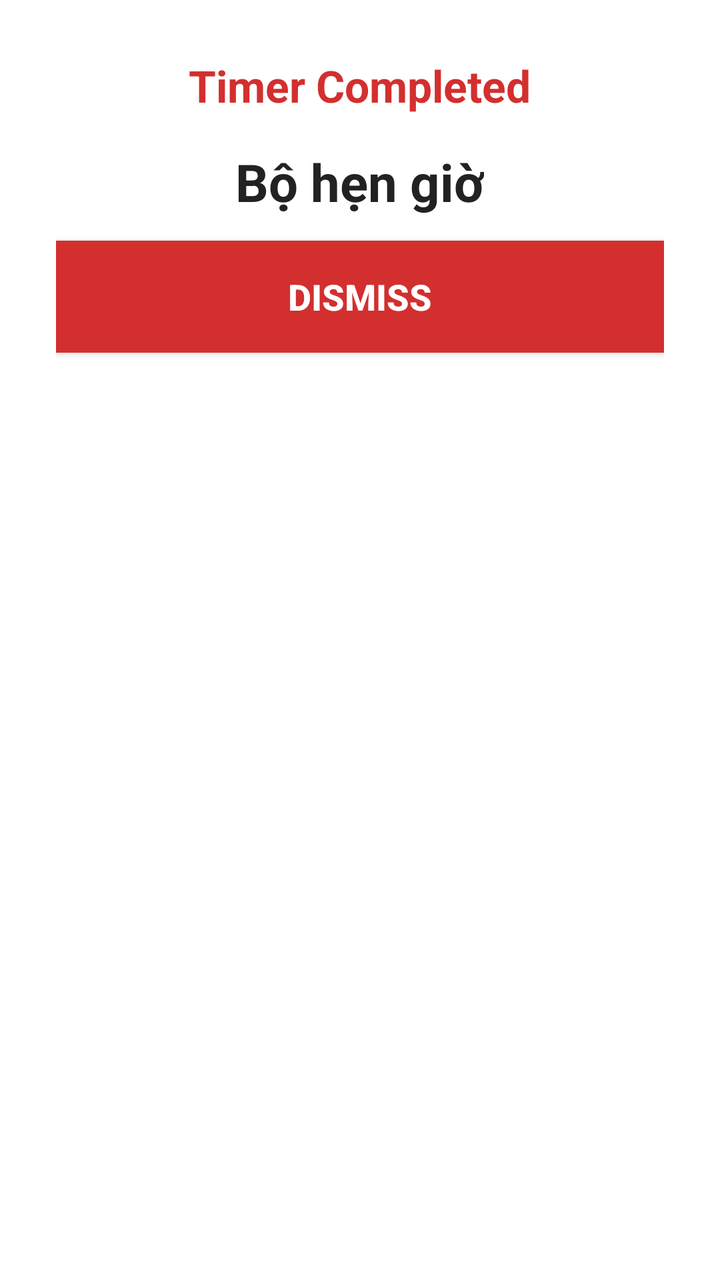
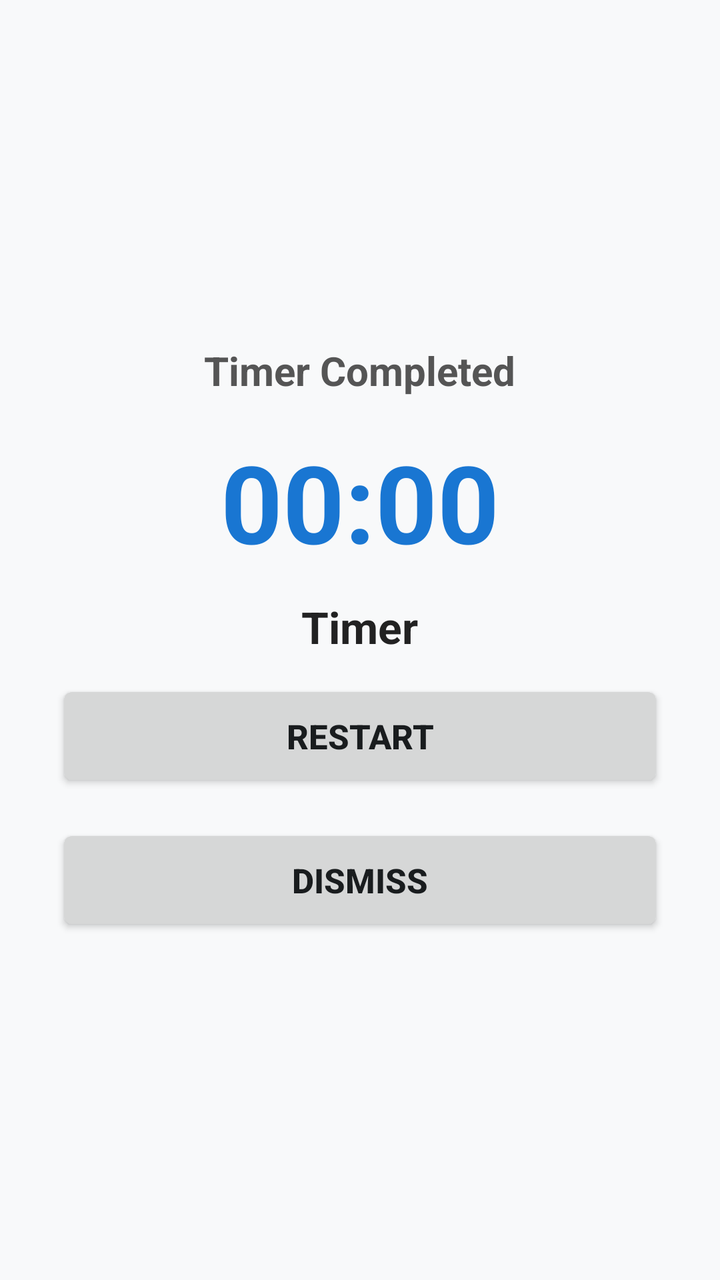

The first picture is an Android layout as it rendered before a commit; the second is the same layout after the commit. The layout source and the unified diff follow.
<!-- AndroidManifest.xml: application theme android:Theme.DeviceDefault.Light -->
<!-- res/layout/dialog_timer_alert.xml -->
<?xml version="1.0" encoding="utf-8"?>
<LinearLayout xmlns:android="http://schemas.android.com/apk/res/android"
    android:layout_width="match_parent"
    android:layout_height="wrap_content"
    android:orientation="vertical"
    android:gravity="center_horizontal"
    android:padding="28dp"
    android:background="#FFFFFF">

    <TextView
        android:id="@+id/txtTimerAlertTitle"
        android:layout_width="wrap_content"
        android:layout_height="wrap_content"
        android:text="@string/timer_finished_title"
        android:textSize="22sp"
        android:textStyle="bold"
        android:textColor="#D32F2F"
        android:gravity="center"
        android:layout_marginBottom="16dp" />

    <TextView
        android:id="@+id/txtTimerAlertName"
        android:layout_width="wrap_content"
        android:layout_height="wrap_content"
        android:text="Bộ hẹn giờ"
        android:textSize="26sp"
        android:textStyle="bold"
        android:textColor="#222222"
        android:gravity="center"
        android:layout_marginBottom="12dp" />

    <TextView
        android:id="@+id/txtTimerAlertMessage"
        android:layout_width="wrap_content"
        android:layout_height="wrap_content"
        android:text=""
        android:textSize="17sp"
        android:textColor="#555555"
        android:gravity="center"
        android:layout_marginBottom="24dp"
        android:visibility="gone" />

    <Button
        android:id="@+id/btnDismissTimerAlert"
        android:layout_width="match_parent"
        android:layout_height="56dp"
        android:text="@string/btn_dismiss_timer"
        android:textSize="18sp"
        android:textStyle="bold"
        android:textColor="#FFFFFF"
        android:background="#D32F2F" />

</LinearLayout>
<!-- resources referenced by this layout -->
<resources>
  <string name="btn_dismiss_timer">Dismiss</string>
  <string name="timer_finished_title">Timer Completed</string>
</resources>

<!-- the commit's change to res/layout/dialog_timer_alert.xml (unified diff, before → after) -->
@@ -1,29 +1,38 @@
 <?xml version="1.0" encoding="utf-8"?>
 <LinearLayout xmlns:android="http://schemas.android.com/apk/res/android"
     android:layout_width="match_parent"
-    android:layout_height="wrap_content"
+    android:layout_height="match_parent"
     android:orientation="vertical"
-    android:gravity="center_horizontal"
-    android:padding="28dp"
-    android:background="#FFFFFF">
+    android:gravity="center"
+    android:background="#F8F9FA"
+    android:padding="28dp">
 
     <TextView
         android:id="@+id/txtTimerAlertTitle"
         android:layout_width="wrap_content"
         android:layout_height="wrap_content"
         android:text="@string/timer_finished_title"
-        android:textSize="22sp"
+        android:textSize="20sp"
         android:textStyle="bold"
-        android:textColor="#D32F2F"
-        android:gravity="center"
+        android:textColor="#555555"
         android:layout_marginBottom="16dp" />
+
+    <TextView
+        android:id="@+id/txtTimerAlertTime"
+        android:layout_width="wrap_content"
+        android:layout_height="wrap_content"
+        android:text="00:00"
+        android:textSize="54sp"
+        android:textStyle="bold"
+        android:textColor="#1976D2"
+        android:layout_marginBottom="12dp" />
 
     <TextView
         android:id="@+id/txtTimerAlertName"
         android:layout_width="wrap_content"
         android:layout_height="wrap_content"
-        android:text="Bộ hẹn giờ"
-        android:textSize="26sp"
+        android:text="@string/btn_timer"
+        android:textSize="22sp"
         android:textStyle="bold"
         android:textColor="#222222"
         android:gravity="center"
@@ -31,23 +40,31 @@
 
     <TextView
         android:id="@+id/txtTimerAlertMessage"
-        android:layout_width="wrap_content"
+        android:layout_width="match_parent"
         android:layout_height="wrap_content"
+        android:gravity="center"
         android:text=""
+        android:textSize="18sp"
+        android:textStyle="italic"
+        android:textColor="#333333"
+        android:visibility="gone"
+        android:layout_marginBottom="32dp" />
+
+    <Button
+        android:id="@+id/btnTimerAlertRestart"
+        android:layout_width="match_parent"
+        android:layout_height="56dp"
+        android:text="@string/btn_timer_restart_action"
         android:textSize="17sp"
-        android:textColor="#555555"
-        android:gravity="center"
-        android:layout_marginBottom="24dp"
-        android:visibility="gone" />
+        android:textStyle="bold"
+        android:layout_marginBottom="16dp" />
 
     <Button
         android:id="@+id/btnDismissTimerAlert"
         android:layout_width="match_parent"
         android:layout_height="56dp"
-        android:text="@string/btn_dismiss_timer"
-        android:textSize="18sp"
-        android:textStyle="bold"
-        android:textColor="#FFFFFF"
-        android:background="#D32F2F" />
+        android:text="@string/btn_timer_dismiss_action"
+        android:textSize="17sp"
+        android:textStyle="bold" />
 
 </LinearLayout>
<!-- resource entries referenced after the edit -->
@@ -1,6 +1,8 @@
 <!-- resources referenced by this layout -->
 <resources>
-  <string name="btn_dismiss_timer">Dismiss</string>
+  <string name="btn_timer">Timer</string>
+  <string name="btn_timer_dismiss_action">Dismiss</string>
+  <string name="btn_timer_restart_action">Restart</string>
   <string name="timer_finished_title">Timer Completed</string>
 </resources>
 
